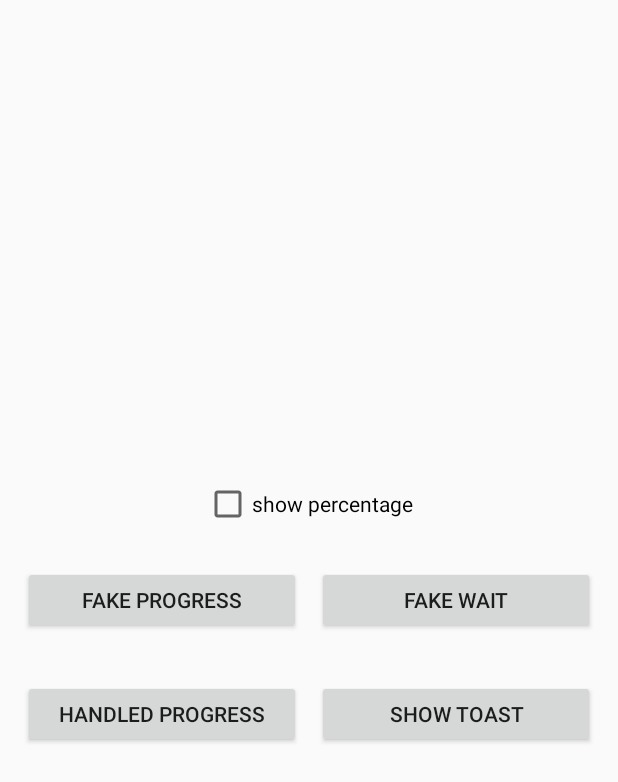
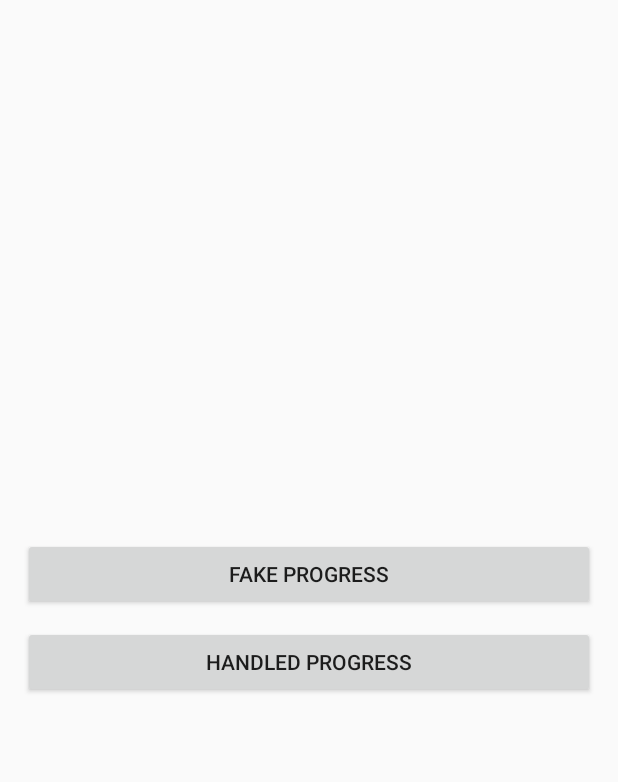
Before and after one commit to BaselHorany/ProgressStatusBar, an Android app: the layout activity_main.xml on its own in the app's theme, with its tools: preview values and no code run, on a phone screen of 412 x 824 dp. Shown: the top 782 px of the screen. Run offline under Robolectric (Android 15) with nearby library versions, the phone set to English and light mode, and no system bars.

Commit message:
Update activity_main.xml

```diff
--- a/app/src/main/res/layout/activity_main.xml
+++ b/app/src/main/res/layout/activity_main.xml
@@ -1,73 +1,25 @@
 <?xml version="1.0" encoding="utf-8"?>
-<RelativeLayout xmlns:android="http://schemas.android.com/apk/res/android"
+<LinearLayout xmlns:android="http://schemas.android.com/apk/res/android"
     android:layout_width="match_parent"
-    android:layout_height="match_parent">
+    android:layout_height="match_parent"
+    android:orientation="vertical"
+    android:gravity="center_vertical|center_horizontal"
+    android:layout_marginLeft="10dp"
+    android:layout_marginRight="10dp">
 
-    <LinearLayout
-        android:orientation="vertical"
-        android:layout_width="match_parent"
-        android:layout_height="match_parent"
-        android:gravity="center_vertical|center_horizontal">
-
-        <CheckBox
-            android:layout_width="wrap_content"
-            android:layout_height="wrap_content"
-            android:text="show percentage"
-            android:id="@+id/isShowPer" />
-
-        <LinearLayout
-            android:weightSum="2.0"
-            android:orientation="horizontal"
+        <Button
+            android:text="fake progress"
+            android:id="@+id/btn_fake"
             android:layout_width="match_parent"
             android:layout_height="wrap_content"
             android:gravity="center_vertical|center_horizontal"
-            android:layout_marginTop="20dp"
-            android:layout_marginLeft="10dp"
-            android:layout_marginRight="10dp">
-            <Button
-                android:text="fake progress"
-                android:id="@+id/btn_fake"
-                android:layout_weight="1.0"
-                android:layout_width="0dp"
-                android:layout_height="45dp"
-                android:gravity="center_vertical|center_horizontal"
-                android:layout_margin="5dp" />
-            <Button
-                android:text="fake wait"
-                android:id="@+id/btn_wait"
-                android:layout_weight="1.0"
-                android:layout_width="0dp"
-                android:layout_height="45dp"
-                android:gravity="center_vertical|center_horizontal"
-                android:layout_margin="5dp" />
-        </LinearLayout>
-
-        <LinearLayout
-            android:weightSum="2.0"
-            android:orientation="horizontal"
+            android:layout_margin="5dp" />
+        <Button
+            android:text="handled progress"
+            android:id="@+id/handled"
             android:layout_width="match_parent"
             android:layout_height="wrap_content"
             android:gravity="center_vertical|center_horizontal"
-            android:layout_marginTop="20dp"
-            android:layout_marginLeft="10dp"
-            android:layout_marginRight="10dp">
+            android:layout_margin="5dp" />
 
-            <Button
-                android:text="handled progress"
-                android:id="@+id/handled"
-                android:layout_weight="1.0"
-                android:layout_width="0dp"
-                android:layout_height="45dp"
-                android:gravity="center_vertical|center_horizontal"
-                android:layout_margin="5dp" />
-            <Button
-                android:text="show toast"
-                android:id="@+id/toast"
-                android:layout_weight="1.0"
-                android:layout_width="0dp"
-                android:layout_height="45dp"
-                android:gravity="center_vertical|center_horizontal"
-                android:layout_margin="5dp" />
-        </LinearLayout>
-    </LinearLayout>
-</RelativeLayout>
+</LinearLayout>
```
